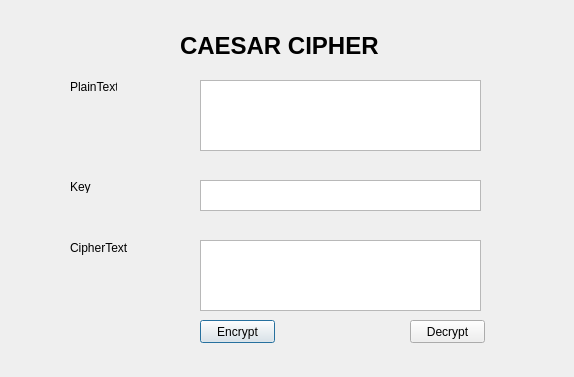
The window that Lab-03/ui/caesar.ui (TranViet04/BMTTNC-Hutech-2380602543) describes before a commit, drawn with Qt 5.
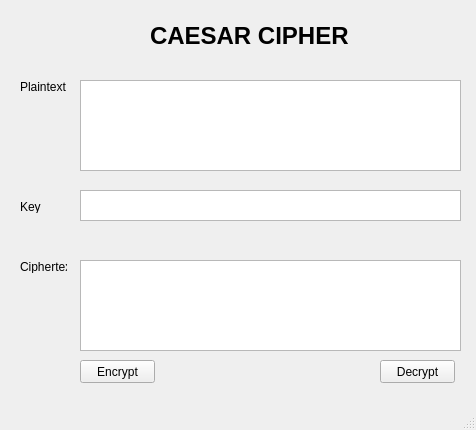
The same window after the commit.

```diff
--- a/Lab-03/ui/caesar.ui
+++ b/Lab-03/ui/caesar.ui
@@ -1,24 +1,25 @@
 <?xml version="1.0" encoding="UTF-8"?>
 <ui version="4.0">
- <class>Dialog</class>
- <widget class="QDialog" name="Dialog">
+ <class>MainWindow</class>
+ <widget class="QMainWindow" name="MainWindow">
   <property name="geometry">
    <rect>
     <x>0</x>
     <y>0</y>
-    <width>574</width>
-    <height>377</height>
+    <width>476</width>
+    <height>430</height>
    </rect>
   </property>
   <property name="windowTitle">
    <string>Dialog</string>
   </property>
+  <widget class="QWidget" name="centralwidget">
   <widget class="QLabel" name="label">
    <property name="geometry">
     <rect>
-     <x>180</x>
-     <y>30</y>
-     <width>211</width>
+      <x>150</x>
+      <y>20</y>
+      <width>201</width>
      <height>31</height>
     </rect>
    </property>
@@ -33,24 +34,34 @@
     <string>CAESAR CIPHER</string>
    </property>
   </widget>
+   <widget class="QPlainTextEdit" name="txt_plain_text">
+    <property name="geometry">
+     <rect>
+      <x>80</x>
+      <y>80</y>
+      <width>381</width>
+      <height>91</height>
+     </rect>
+    </property>
+   </widget>
   <widget class="QLabel" name="label_2">
    <property name="geometry">
     <rect>
-     <x>70</x>
+      <x>20</x>
      <y>80</y>
      <width>47</width>
      <height>13</height>
     </rect>
    </property>
    <property name="text">
-    <string>PlainText</string>
+     <string>Plaintext</string>
    </property>
   </widget>
   <widget class="QLabel" name="label_3">
    <property name="geometry">
     <rect>
-     <x>70</x>
-     <y>180</y>
+      <x>20</x>
+      <y>200</y>
      <width>47</width>
      <height>13</height>
     </rect>
@@ -59,54 +70,44 @@
     <string>Key</string>
    </property>
   </widget>
-  <widget class="QLabel" name="label_4">
-   <property name="geometry">
-    <rect>
-     <x>70</x>
-     <y>240</y>
-     <width>61</width>
-     <height>16</height>
-    </rect>
-   </property>
-   <property name="text">
-    <string>CipherText</string>
-   </property>
-  </widget>
-  <widget class="QTextEdit" name="txt_plain_text">
-   <property name="geometry">
-    <rect>
-     <x>200</x>
-     <y>80</y>
-     <width>281</width>
-     <height>71</height>
-    </rect>
-   </property>
-  </widget>
   <widget class="QTextEdit" name="txt_key">
    <property name="geometry">
     <rect>
-     <x>200</x>
-     <y>180</y>
-     <width>281</width>
+      <x>80</x>
+      <y>190</y>
+      <width>381</width>
      <height>31</height>
     </rect>
    </property>
   </widget>
-  <widget class="QTextEdit" name="txt_cipher_text">
+   <widget class="QLabel" name="label_4">
    <property name="geometry">
     <rect>
-     <x>200</x>
-     <y>240</y>
-     <width>281</width>
-     <height>71</height>
+      <x>20</x>
+      <y>260</y>
+      <width>47</width>
+      <height>13</height>
+     </rect>
+    </property>
+    <property name="text">
+     <string>Ciphertext</string>
+    </property>
+   </widget>
+   <widget class="QPlainTextEdit" name="txt_cipher_text">
+    <property name="geometry">
+     <rect>
+      <x>80</x>
+      <y>260</y>
+      <width>381</width>
+      <height>91</height>
     </rect>
    </property>
   </widget>
   <widget class="QPushButton" name="btn_encrypt">
    <property name="geometry">
     <rect>
-     <x>200</x>
-     <y>320</y>
+      <x>80</x>
+      <y>360</y>
      <width>75</width>
      <height>23</height>
     </rect>
@@ -118,8 +119,8 @@
   <widget class="QPushButton" name="btn_decrypt">
    <property name="geometry">
     <rect>
-     <x>410</x>
-     <y>320</y>
+      <x>380</x>
+      <y>360</y>
      <width>75</width>
      <height>23</height>
     </rect>
@@ -128,6 +129,18 @@
     <string>Decrypt</string>
    </property>
   </widget>
+  </widget>
+  <widget class="QMenuBar" name="menubar">
+   <property name="geometry">
+    <rect>
+     <x>0</x>
+     <y>0</y>
+     <width>476</width>
+     <height>21</height>
+    </rect>
+   </property>
+  </widget>
+  <widget class="QStatusBar" name="statusbar"/>
  </widget>
  <resources/>
  <connections/>
```
Left out of the diff: 2 changed lines with no effect on the pictures. Lines whose indentation alone changed are shown as unchanged.
